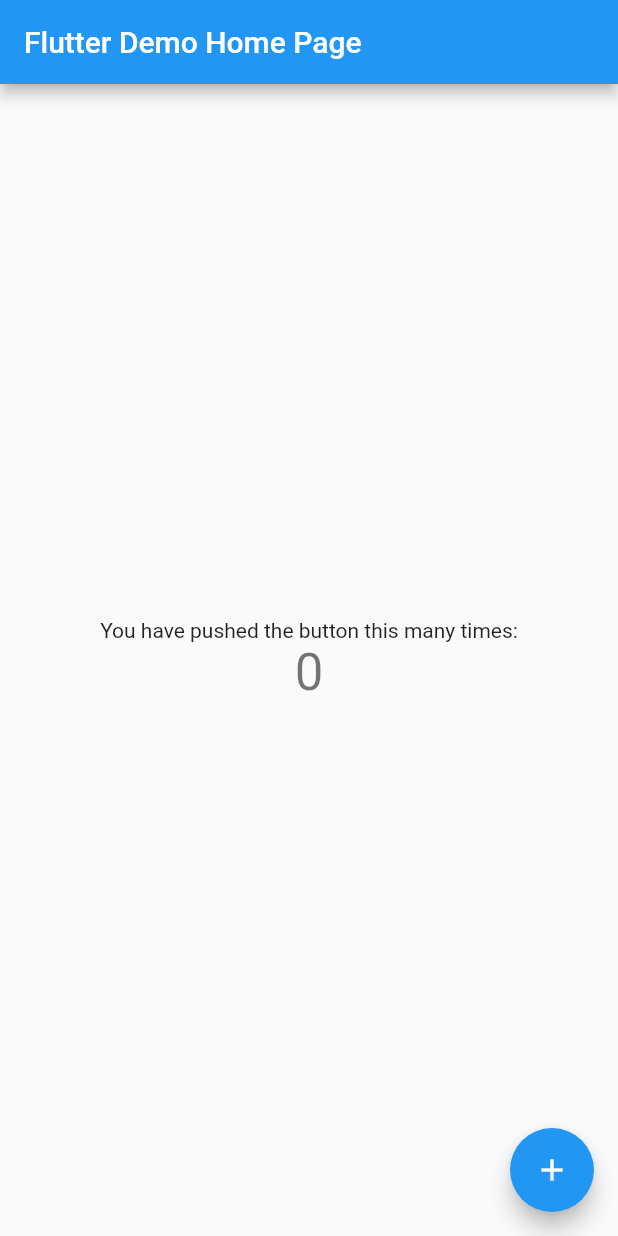
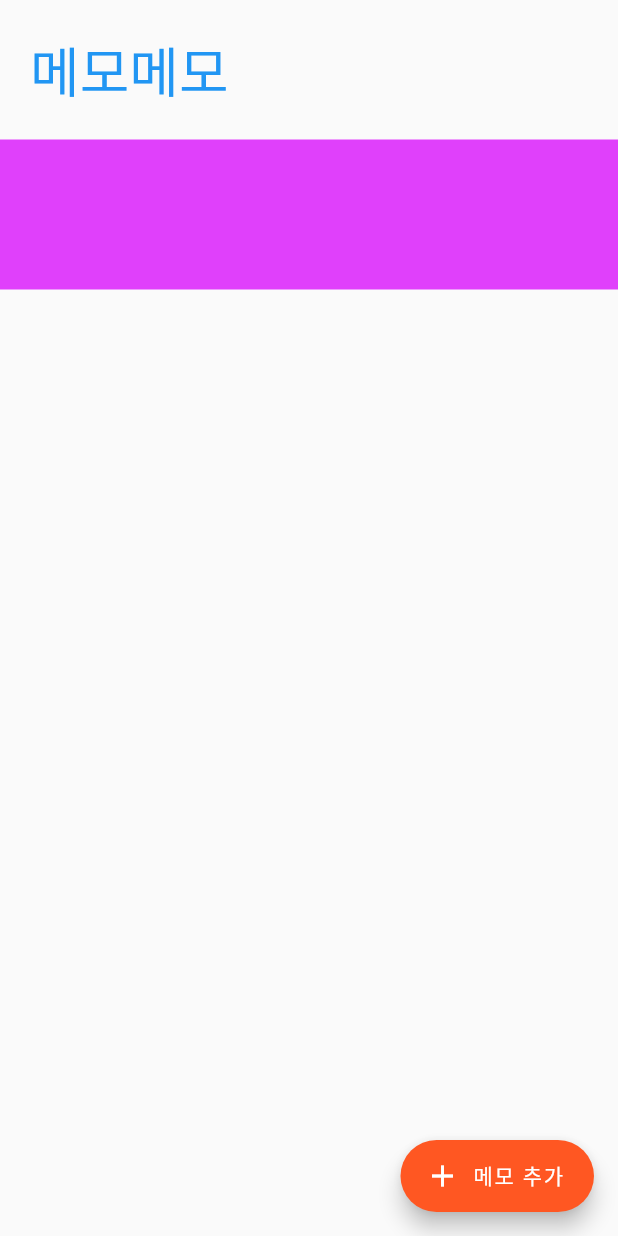
Before and after one commit to studykimkim/flutter, a Flutter app: the screen it shows after launch, on a phone screen of 412 x 824 dp. Run offline on Flutter 3.47's test engine with Material 2 defaults, Android fonts, the phone set to English and light mode, and no system bars; our stand-ins replace sqflite; accounts and stored records are empty.

Commit message:
memo db create

```diff
--- /dev/null
+++ b/memo/lib/database/data_form.dart
@@ -0,0 +1,25 @@
+class Memo {
+  final String id;
+  final String title;
+  final String text;
+  final String createTime;
+  final String editTime;
+
+  Memo({this.id, this.title, this.text, this.createTime, this.editTime});
+
+  Map<String, dynamic> toMap() {
+    return {
+      'id': id,
+      'title': title,
+      'text': text,
+      'createTime': createTime,
+      'editTime': editTime,
+    };
+  }
+
+  @override
+  String toString() {
+    // TODO: implement toString
+    return 'Memo{id: $id, title: $title, text: $text, createTime: $createTime, editTiem: $editTime}';
+  }
+}
--- a/memo/lib/main.dart
+++ b/memo/lib/main.dart
@@ -1,113 +1,18 @@
 import 'package:flutter/material.dart';
+import 'screens/home_page.dart';
 
-void main() {
-  runApp(MyApp());
-}
+void main() => runApp(MyApp());
 
 class MyApp extends StatelessWidget {
-  // This widget is the root of your application.
   @override
   Widget build(BuildContext context) {
     return MaterialApp(
-      title: 'Flutter Demo',
+      title: 'Flutter Memo',
       theme: ThemeData(
-        // This is the theme of your application.
-        //
-        // Try running your application with "flutter run". You'll see the
-        // application has a blue toolbar. Then, without quitting the app, try
-        // changing the primarySwatch below to Colors.green and then invoke
-        // "hot reload" (press "r" in the console where you ran "flutter run",
-        // or simply save your changes to "hot reload" in a Flutter IDE).
-        // Notice that the counter didn't reset back to zero; the application
-        // is not restarted.
-        primarySwatch: Colors.blue,
+        primarySwatch: Colors.deepOrange,
+        primaryColor: Colors.white,
       ),
-      home: MyHomePage(title: 'Flutter Demo Home Page'),
+      home: MyHompage(title: 'Flutter Memo Home Page'),
     );
   }
 }
-
-class MyHomePage extends StatefulWidget {
-  MyHomePage({Key key, this.title}) : super(key: key);
-
-  // This widget is the home page of your application. It is stateful, meaning
-  // that it has a State object (defined below) that contains fields that affect
-  // how it looks.
-
-  // This class is the configuration for the state. It holds the values (in this
-  // case the title) provided by the parent (in this case the App widget) and
-  // used by the build method of the State. Fields in a Widget subclass are
-  // always marked "final".
-
-  final String title;
-
-  @override
-  _MyHomePageState createState() => _MyHomePageState();
-}
-
-class _MyHomePageState extends State<MyHomePage> {
-  int _counter = 0;
-
-  void _incrementCounter() {
-    setState(() {
-      // This call to setState tells the Flutter framework that something has
-      // changed in this State, which causes it to rerun the build method below
-      // so that the display can reflect the updated values. If we changed
-      // _counter without calling setState(), then the build method would not be
-      // called again, and so nothing would appear to happen.
-      _counter++;
-    });
-  }
-
-  @override
-  Widget build(BuildContext context) {
-    // This method is rerun every time setState is called, for instance as done
-    // by the _incrementCounter method above.
-    //
-    // The Flutter framework has been optimized to make rerunning build methods
-    // fast, so that you can just rebuild anything that needs updating rather
-    // than having to individually change instances of widgets.
-    return Scaffold(
-      appBar: AppBar(
-        // Here we take the value from the MyHomePage object that was created by
-        // the App.build method, and use it to set our appbar title.
-        title: Text(widget.title),
-      ),
-      body: Center(
-        // Center is a layout widget. It takes a single child and positions it
-        // in the middle of the parent.
-        child: Column(
-          // Column is also a layout widget. It takes a list of children and
-          // arranges them vertically. By default, it sizes itself to fit its
-          // children horizontally, and tries to be as tall as its parent.
-          //
-          // Invoke "debug painting" (press "p" in the console, choose the
-          // "Toggle Debug Paint" action from the Flutter Inspector in Android
-          // Studio, or the "Toggle Debug Paint" command in Visual Studio Code)
-          // to see the wireframe for each widget.
-          //
-          // Column has various properties to control how it sizes itself and
-          // how it positions its children. Here we use mainAxisAlignment to
-          // center the children vertically; the main axis here is the vertical
-          // axis because Columns are vertical (the cross axis would be
-          // horizontal).
-          mainAxisAlignment: MainAxisAlignment.center,
-          children: <Widget>[
-            Text(
-              'You have pushed the button this many times:',
-            ),
-            Text(
-              '$_counter',
-              style: Theme.of(context).textTheme.headline4,
-            ),
-          ],
-        ),
-      ),
-      floatingActionButton: FloatingActionButton(
-        onPressed: _incrementCounter,
-        tooltip: 'Increment',
-        child: Icon(Icons.add),
-      ), // This trailing comma makes auto-formatting nicer for build methods.
-    );
-  }
-}
--- /dev/null
+++ b/memo/lib/screens/home_page.dart
@@ -0,0 +1,53 @@
+import 'package:flutter/material.dart';
+import 'package:flutter/cupertino.dart';
+import 'write_page.dart';
+
+class MyHompage extends StatefulWidget {
+  MyHompage({Key key, this.title}) : super(key: key);
+  final String title;
+  @override
+  _MyHomeState createState() => _MyHomeState();
+}
+
+class _MyHomeState extends State<MyHompage> {
+  @override
+  Widget build(BuildContext context) {
+    return Scaffold(
+      body: ListView(
+        physics: BouncingScrollPhysics(),
+        children: <Widget>[
+          Row(
+            children: <Widget>[
+              Padding(
+                padding: EdgeInsets.only(left: 20, top: 20, bottom: 20),
+                child: Text(
+                  '메모메모',
+                  style: TextStyle(fontSize: 36, color: Colors.blue),
+                ),
+              ),
+            ],
+          ),
+          ...LoadMemo()
+        ],
+      ),
+      floatingActionButton: FloatingActionButton.extended(
+        onPressed: () {
+          Navigator.push(
+              context, CupertinoPageRoute(builder: (context) => WritePage()));
+        },
+        tooltip: '메모를 추가하려면 클릭하세요',
+        icon: Icon(Icons.add),
+        label: Text("메모 추가"),
+      ),
+    );
+  }
+}
+
+LoadMemo() {
+  List<Widget> memolist = [];
+  memolist.add(Container(
+    color: Colors.purpleAccent,
+    height: 100,
+  ));
+  return memolist;
+}
--- a/memo/pubspec.yaml
+++ b/memo/pubspec.yaml
@@ -23,11 +23,12 @@
 dependencies:
   flutter:
     sdk: flutter
+  sqflite: ^1.3.2+2
 
 
   # The following adds the Cupertino Icons font to your application.
   # Use with the CupertinoIcons class for iOS style icons.
-  cupertino_icons: ^1.0.2
+  cupertino_icons: ^1.0.0
 
 dev_dependencies:
   flutter_test:
```
Also changed, not shown: memo/lib/database/db_crud.dart (added, +103 -0 lines), memo/lib/screens/edit_page.dart (added, +10 -0 lines), memo/lib/screens/write_page.dart (added, +69 -0 lines), memo/lib/screens/view_page.dart (added), memo/pubspec.lock, 1 other file.
